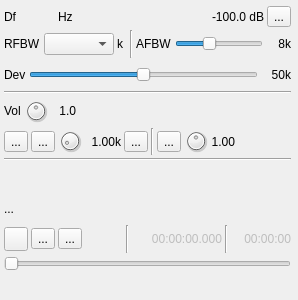
First picture: the form in plugins/channeltx/modwfm/wfmmodgui.ui, repository f4exb/sdrangel, before the edit.
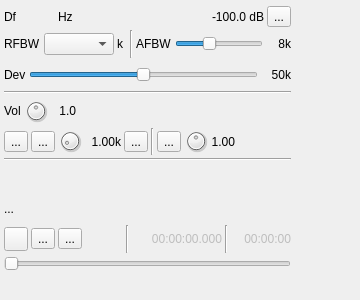
Second picture: the form after the edit. Icons and pictures are not drawn. Custom widgets are drawn as their Qt base class.

Diff of the .ui file:
```diff
--- a/plugins/channeltx/modwfm/wfmmodgui.ui
+++ b/plugins/channeltx/modwfm/wfmmodgui.ui
@@ -6,22 +6,28 @@
    <rect>
     <x>0</x>
     <y>0</y>
-    <width>298</width>
+    <width>360</width>
     <height>300</height>
    </rect>
   </property>
   <property name="sizePolicy">
-   <sizepolicy hsizetype="MinimumExpanding" vsizetype="Preferred">
+   <sizepolicy hsizetype="Expanding" vsizetype="Fixed">
     <horstretch>0</horstretch>
     <verstretch>0</verstretch>
    </sizepolicy>
   </property>
   <property name="minimumSize">
    <size>
-    <width>0</width>
+    <width>360</width>
     <height>0</height>
    </size>
   </property>
+  <property name="maximumSize">
+   <size>
+    <width>560</width>
+    <height>16777215</height>
+   </size>
+  </property>
   <property name="font">
    <font>
     <family>Liberation Sans</family>
@@ -771,9 +777,9 @@
    <container>1</container>
   </customwidget>
   <customwidget>
-   <class>LevelMeterVU</class>
+   <class>ValueDialZ</class>
    <extends>QWidget</extends>
-   <header>gui/levelmeter.h</header>
+   <header>gui/valuedialz.h</header>
    <container>1</container>
   </customwidget>
   <customwidget>
@@ -781,18 +787,18 @@
    <extends>QToolButton</extends>
    <header>gui/buttonswitch.h</header>
   </customwidget>
+  <customwidget>
+   <class>LevelMeterVU</class>
+   <extends>QWidget</extends>
+   <header>gui/levelmeter.h</header>
+   <container>1</container>
+  </customwidget>
   <customwidget>
    <class>CWKeyerGUI</class>
    <extends>QWidget</extends>
    <header>gui/cwkeyergui.h</header>
    <container>1</container>
   </customwidget>
-  <customwidget>
-   <class>ValueDialZ</class>
-   <extends>QWidget</extends>
-   <header>gui/valuedialz.h</header>
-   <container>1</container>
-  </customwidget>
  </customwidgets>
  <resources>
   <include location="../../../sdrgui/resources/res.qrc"/>
```
